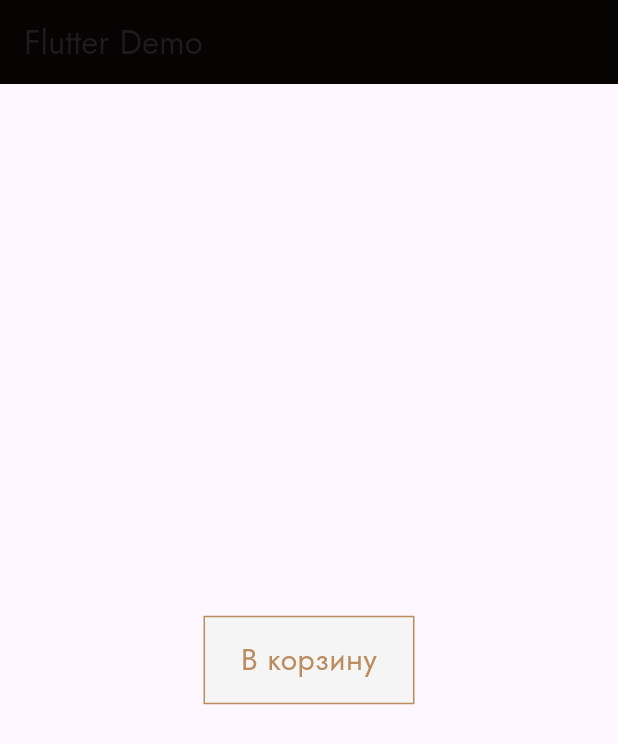
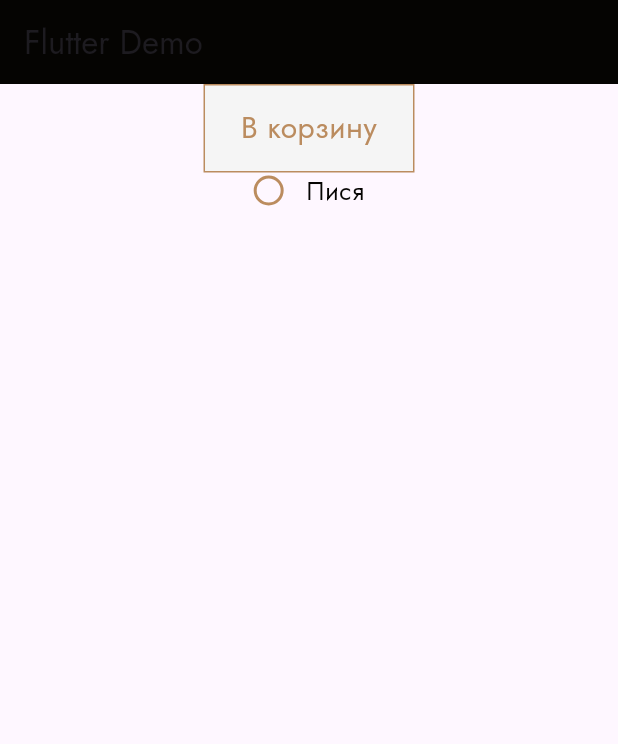
Before and after one commit to vladwebdev1402/tattoo_flutter, a Flutter app: the screen it shows after launch, on a phone screen of 412 x 824 dp. Shown: the top 744 px of the screen. Run offline on Flutter 3.47's test engine with Material 3 defaults, Android fonts, the phone set to English and light mode, and no system bars.

Commit message:
add radio button

```diff
--- a/lib/main.dart
+++ b/lib/main.dart
@@ -1,8 +1,7 @@
-import 'dart:ffi';
-
 import 'package:flutter/material.dart';
 import 'package:tattoo_flutter/shared/lib/colors.dart';
 import 'package:tattoo_flutter/shared/ui/button/button.dart';
+import 'package:tattoo_flutter/shared/ui/radio_button/radio_button.dart';
 
 int add(int a, int b) {
   return a + b;
@@ -16,11 +15,17 @@ void main() => runApp(MaterialApp(
           title: const Text("Flutter Demo"),
         ),
         body: Center(
-          child: Button(
-            text: "В корзину",
-            onTap: () {
-              print(123);
-            },
+          child: Column(
+            crossAxisAlignment: CrossAxisAlignment.center,
+            children: [
+              Button(
+                text: "В корзину",
+                onTap: () {
+                  print(123);
+                },
+              ),
+              RadioButton(label: "Пися", onChanged: () => {}, isActive: false)
+            ],
           ),
         ),
       ),
--- /dev/null
+++ b/lib/shared/ui/radio_button/radio_button.dart
@@ -0,0 +1,56 @@
+import 'package:flutter/material.dart';
+import 'package:tattoo_flutter/shared/lib/colors.dart';
+
+class RadioButton extends StatelessWidget {
+  final String label;
+  final void Function()? onChanged;
+  final bool isActive;
+
+  const RadioButton(
+      {super.key,
+      required this.label,
+      required this.onChanged,
+      required this.isActive});
+
+  @override
+  Widget build(BuildContext context) {
+    return GestureDetector(
+      onTap: onChanged,
+      child: Row(
+        mainAxisSize: MainAxisSize.min,
+        crossAxisAlignment: CrossAxisAlignment.center,
+        mainAxisAlignment: MainAxisAlignment.start,
+        children: [
+          Container(
+            padding: const EdgeInsets.all(2.0),
+            width: 20.0,
+            height: 20.0,
+            decoration: BoxDecoration(
+                shape: BoxShape.circle,
+                border: Border.all(
+                    width: 2.0, color: const Color(ProjectColors.orange))),
+            child: Visibility(
+                visible: isActive,
+                child: Container(
+                  width: 10.0,
+                  height: 10.0,
+                  decoration: const BoxDecoration(
+                      shape: BoxShape.circle,
+                      color: Color(ProjectColors.orange)),
+                )),
+          ),
+          const SizedBox(
+            width: 15.0,
+          ),
+          Text(
+            label,
+            style: const TextStyle(
+              fontSize: 17.0,
+              color: Color(ProjectColors.dark),
+            ),
+          )
+        ],
+      ),
+    );
+  }
+}
```
